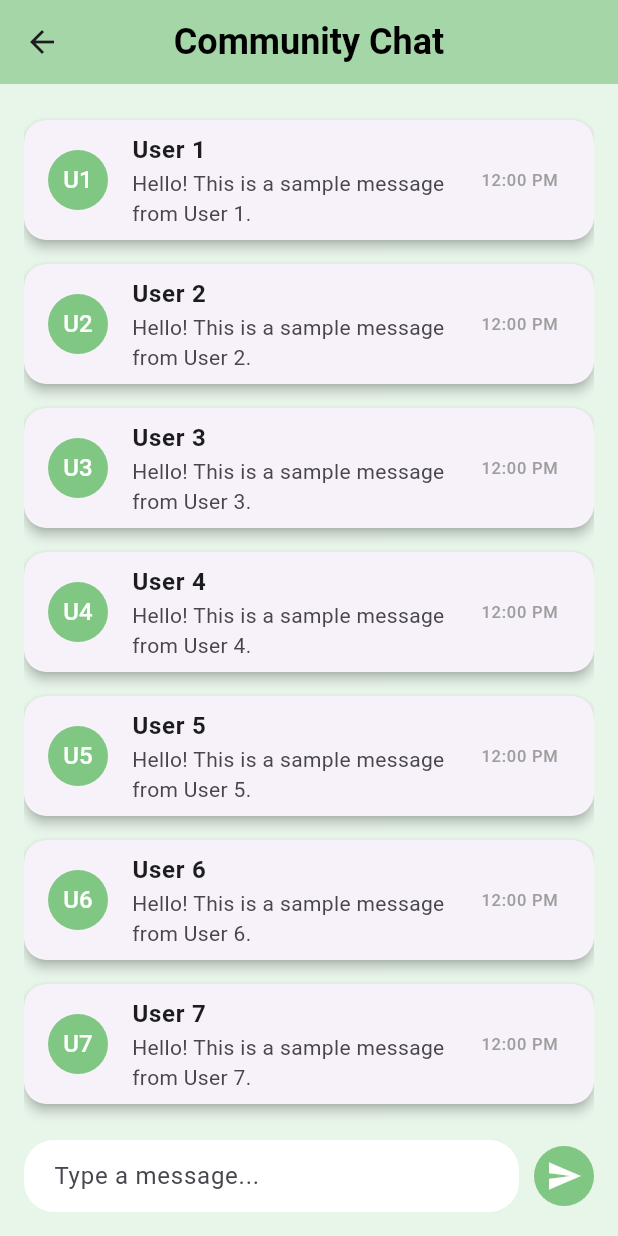
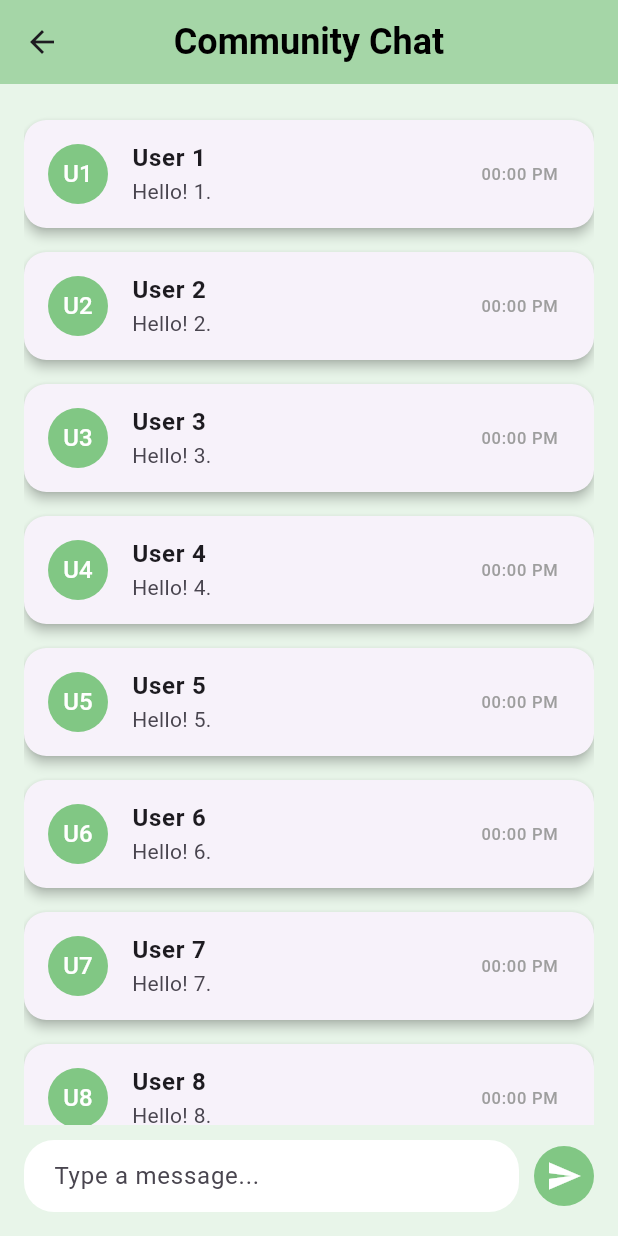
Before and after one commit to saarujan-ui/flutter_project, a Flutter app: the ProfileScreen screen opened directly with empty values, after a tap on the "save" icon, after a tap on "Community Chat", on a phone screen of 412 x 824 dp. Run offline on Flutter 3.47's test engine with Material 3 defaults, Android fonts, the phone set to English and light mode, and no system bars.

Commit message:
community edit

```diff
--- a/lib/community_chat_screen.dart
+++ b/lib/community_chat_screen.dart
@@ -46,10 +46,10 @@ class CommunityChatScreen extends StatelessWidget {
                         ),
                       ),
                       subtitle: Text(
-                        'Hello! This is a sample message from User ${index + 1}.',
+                        'Hello! ${index + 1}.',
                       ),
                       trailing: Text(
-                        '12:00 PM',  // Example timestamp
+                        '00:00 PM',  // Example timestamp
                         style: TextStyle(color: Colors.grey),
                       ),
                     ),
--- a/lib/profile_screen.dart
+++ b/lib/profile_screen.dart
@@ -89,7 +89,7 @@ class _ProfileScreenState extends State<ProfileScreen> {
   @override
   Widget build(BuildContext context) {
     return Scaffold(
-      backgroundColor: Colors.green.shade50,
+      backgroundColor: Colors.white,
       appBar: AppBar(
         title: Text(
           'Profile',
```
